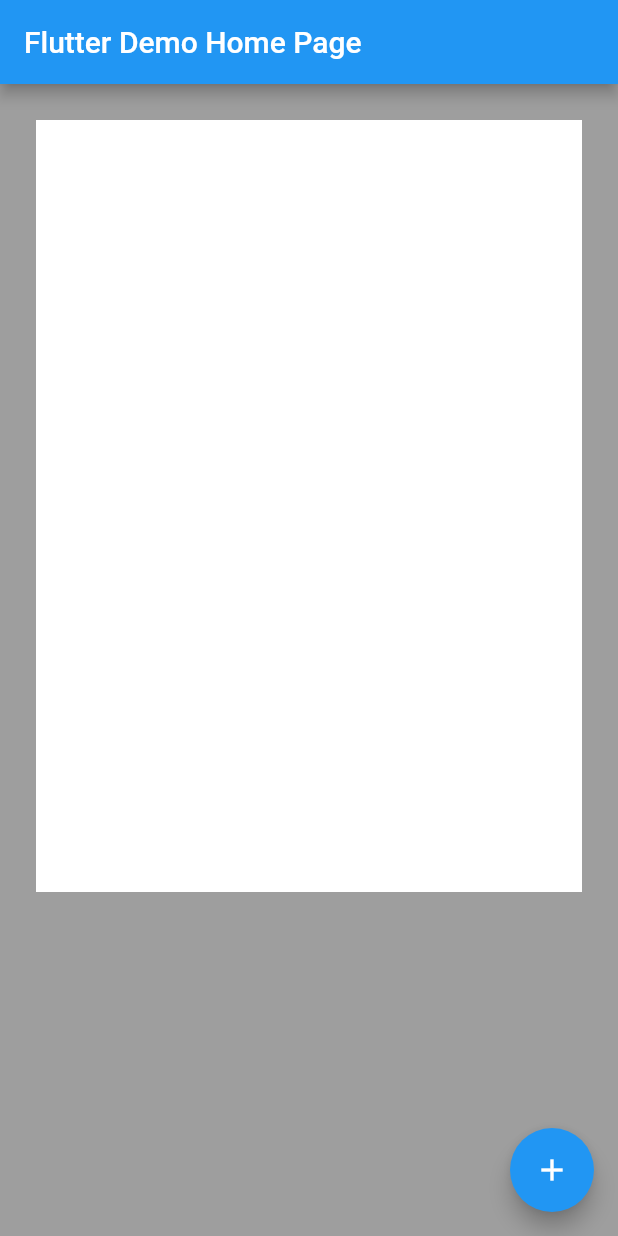
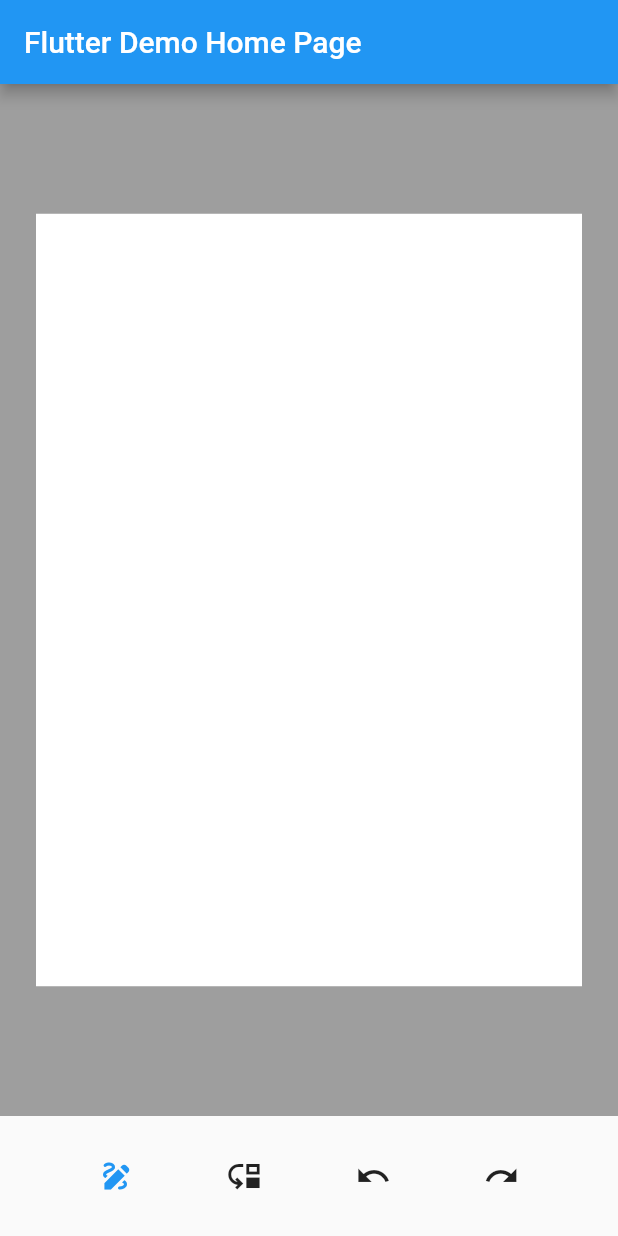
Before and after one commit to sushmoyr/flutter_whiteboard, a Flutter app: the screen it shows after launch, on a phone screen of 412 x 824 dp. Run offline on Flutter 3.47's test engine with Material 2 defaults, Android fonts, the phone set to English and light mode, and no system bars; our stand-ins replace flutter_riverpod, freezed_annotation.

Commit message:
added undo redo methods

```diff
--- a/example/lib/main.dart
+++ b/example/lib/main.dart
@@ -52,6 +52,16 @@ class _MyHomePageState extends State<MyHomePage> {
   int _counter = 0;
   final WhiteboardController controller = WhiteboardController();
 
+  @override
+  void initState() {
+    // TODO: implement initState
+    super.initState();
+    controller.addListener((state) {
+      // print("State changed");
+      setState(() {});
+    });
+  }
+
   void _incrementCounter() {
     setState(() {
       // This call to setState tells the Flutter framework that something has
@@ -71,6 +81,8 @@ class _MyHomePageState extends State<MyHomePage> {
     // The Flutter framework has been optimized to make rerunning build methods
     // fast, so that you can just rebuild anything that needs updating rather
     // than having to individually change instances of widgets.
+    // print("Drawing: ${controller.isDrawing}");
+    // print("Moving: ${controller.isMoving}");
     return Scaffold(
       appBar: AppBar(
         // Here we take the value from the MyHomePage object that was created by
@@ -84,11 +96,44 @@ class _MyHomePageState extends State<MyHomePage> {
           controller: controller,
         ),
       ),
-      floatingActionButton: FloatingActionButton(
-        onPressed: _incrementCounter,
-        tooltip: 'Increment',
-        child: const Icon(Icons.add),
-      ), // This trailing comma makes auto-formatting nicer for build methods.
+      bottomNavigationBar: Material(
+        child: Padding(
+          padding: const EdgeInsets.all(16.0),
+          child: Row(
+            mainAxisAlignment: MainAxisAlignment.spaceEvenly,
+            children: [
+              IconButton(
+                onPressed: () {
+                  controller.selectSketch('scribble');
+                },
+                icon: Icon(Icons.draw),
+                isSelected: controller.isDrawing,
+                color: controller.isDrawing ? Colors.blue : null,
+              ),
+              IconButton(
+                onPressed: () {
+                  controller.selectMoveMode();
+                },
+                icon: Icon(Icons.move_down),
+                isSelected: true,
+                color: controller.isMoving ? Colors.blue : null,
+              ),
+              IconButton(
+                onPressed: () {
+                  controller.undo();
+                },
+                icon: Icon(Icons.undo),
+              ),
+              IconButton(
+                onPressed: () {
+                  controller.redo();
+                },
+                icon: Icon(Icons.redo),
+              ),
+            ],
+          ),
+        ),
+      ),
     );
   }
 }
--- a/lib/presentation/widgets/background_whiteboard.dart
+++ b/lib/presentation/widgets/background_whiteboard.dart
@@ -31,7 +31,7 @@ class BackgroundWhiteboardPainter extends CustomPainter {
   @override
   void paint(Canvas canvas, Size size) {
     canvas.clipRect(Offset.zero & size);
-    print("Background size: $size");
+    // print("Background size: $size");
     Paint backgroundPaint = Paint()..color = Colors.white;
     canvas.drawPaint(backgroundPaint);
     final sketches = state.board.sketches;
--- a/lib/presentation/widgets/foreground_whiteboard.dart
+++ b/lib/presentation/widgets/foreground_whiteboard.dart
@@ -36,8 +36,8 @@ class ForegroundPainter extends CustomPainter {
 
   @override
   void paint(Canvas canvas, Size size) {
-    print("Foreground size: $size");
-    canvas.clipRect(Offset.zero & size);
+    // print("Foreground size: $size");
+    // canvas.clipRect(Offset.zero & size);
     final sketch = state.activeSketch;
     if (sketch == null) return;
 
--- a/lib/presentation/widgets/whiteboard_widget.dart
+++ b/lib/presentation/widgets/whiteboard_widget.dart
@@ -51,10 +51,14 @@ class _Whiteboard extends ConsumerWidget {
     final state = ref.watch(whiteboardControllerProvider);
     final board = state.board;
     final controller = ref.read(whiteboardControllerProvider.notifier);
-    print("w: ${board.width} h: ${board.height}");
-    return InteractiveViewer(
+    // print("w: ${board.width} h: ${board.height}");
+    return SizedBox.expand(
+      child: InteractiveViewer(
         scaleEnabled: controller.isMoving,
         panEnabled: controller.isMoving,
+        // alignment: Alignment.center,
+        maxScale: 5,
+        minScale: 0.5,
         child: RepaintBoundary(
           key: canvasKey,
           child: AspectRatio(
@@ -77,6 +81,7 @@ class _Whiteboard extends ConsumerWidget {
             }),
           ),
         ),
+      ),
     );
   }
 }
```
Also changed, not shown: lib/presentation/controllers/whiteboard_controller.dart (+27 -19 lines). Lines whose indentation alone changed are shown as unchanged.
